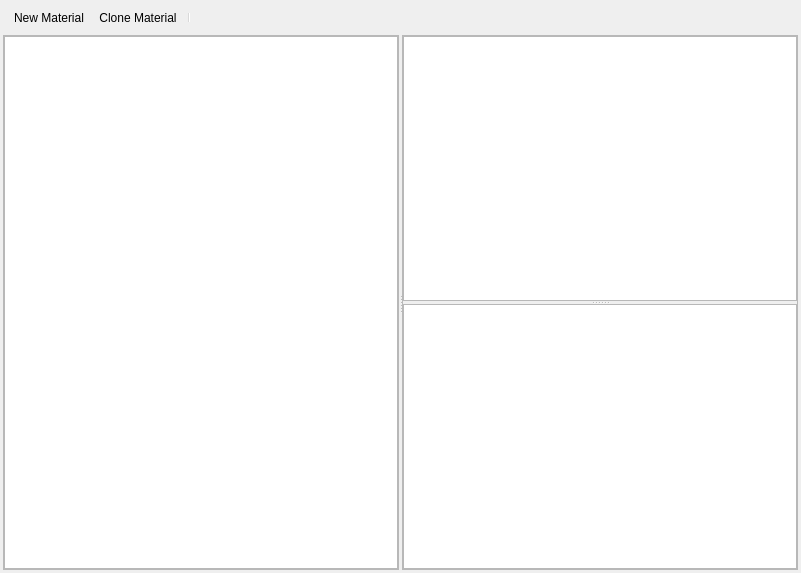
Qt form Tools/ResourceEditor/DataQt/materialeditor.ui (xaoctech/dava.engine) before a commit.
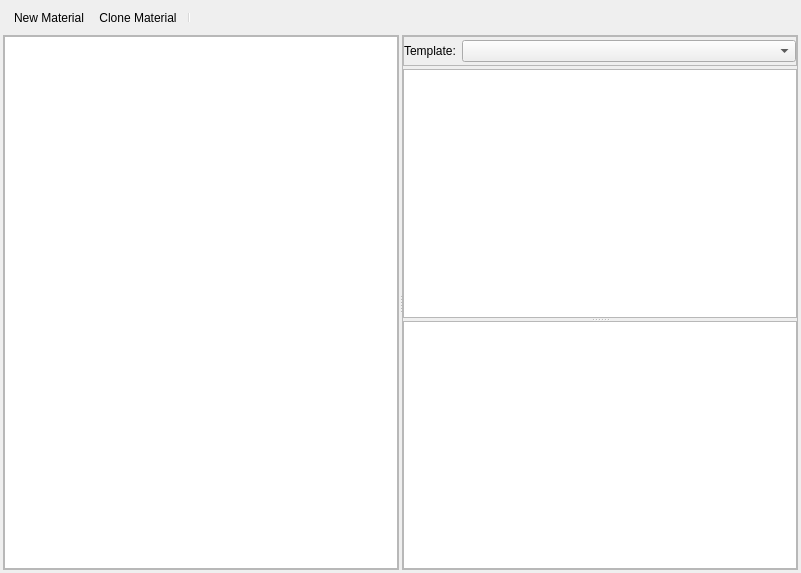
The same form after that commit. Icons and pictures are not drawn. Custom widgets are drawn as their Qt base class.

Commit message: [DF-2842] Added combobox (into .ui file) for switching template

```diff
--- a/Tools/ResourceEditor/DataQt/materialeditor.ui
+++ b/Tools/ResourceEditor/DataQt/materialeditor.ui
@@ -85,6 +85,50 @@
        <property name="margin">
         <number>0</number>
        </property>
+       <item>
+        <widget class="QFrame" name="frame_3">
+         <property name="frameShape">
+          <enum>QFrame::StyledPanel</enum>
+         </property>
+         <property name="frameShadow">
+          <enum>QFrame::Raised</enum>
+         </property>
+         <layout class="QHBoxLayout" name="horizontalLayout">
+          <property name="leftMargin">
+           <number>0</number>
+          </property>
+          <property name="topMargin">
+           <number>3</number>
+          </property>
+          <property name="rightMargin">
+           <number>0</number>
+          </property>
+          <property name="bottomMargin">
+           <number>3</number>
+          </property>
+          <item>
+           <widget class="QLabel" name="label">
+            <property name="sizePolicy">
+             <sizepolicy hsizetype="Maximum" vsizetype="Preferred">
+              <horstretch>0</horstretch>
+              <verstretch>0</verstretch>
+             </sizepolicy>
+            </property>
+            <property name="text">
+             <string>Template:</string>
+            </property>
+           </widget>
+          </item>
+          <item>
+           <widget class="QComboBox" name="templateBox">
+            <property name="maxVisibleItems">
+             <number>20</number>
+            </property>
+           </widget>
+          </item>
+         </layout>
+        </widget>
+       </item>
        <item>
         <widget class="QSplitter" name="splitter_2">
          <property name="orientation">
```
